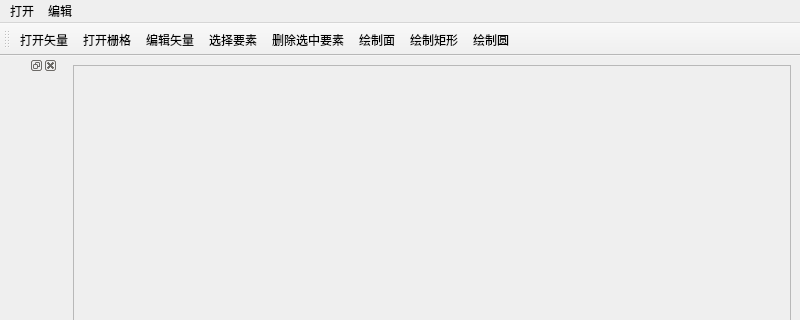
This is myWindow.ui in seeyouinsight/testcode as Qt 5 draws it before an edit; both pictures show x 0 to 800 and y 0 to 320 of the 800 by 600 pixel window. The edited form follows.
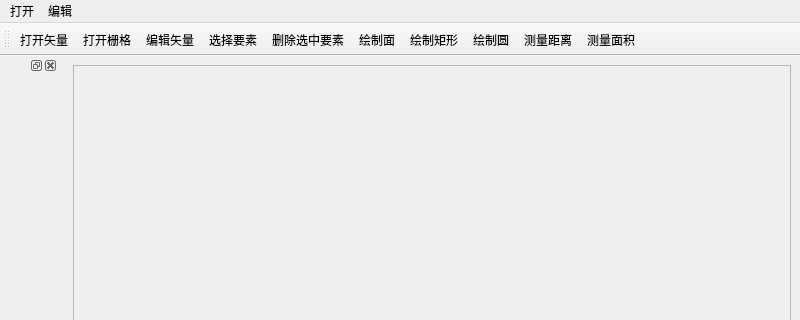
This is the edited form. Icons and pictures are not drawn.

```diff
--- a/myWindow.ui
+++ b/myWindow.ui
@@ -88,6 +88,8 @@
    <addaction name="actionPolygon"/>
    <addaction name="actionRectangle"/>
    <addaction name="actionCircle"/>
+   <addaction name="actionML"/>
+   <addaction name="actionMA"/>
   </widget>
   <action name="actionOpenShp">
    <property name="text">
```
